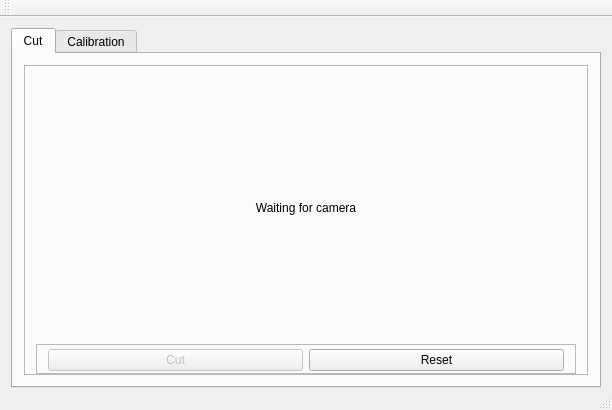
Before: the Qt Designer form mainwindow.ui in quique0194/UmayuxVsss, drawn with Qt 5.
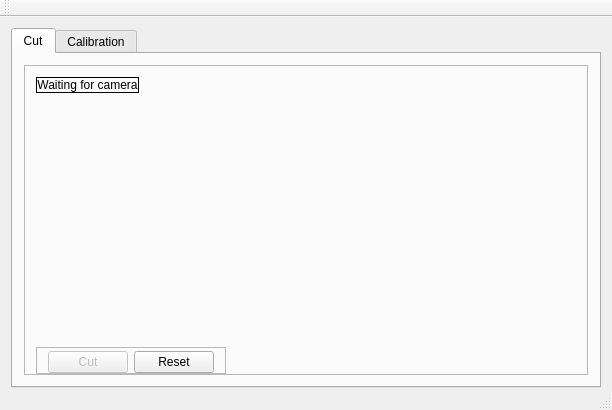
After: the same form once the commit is applied. Custom widgets are drawn as their Qt base class.

```diff
--- a/mainwindow.ui
+++ b/mainwindow.ui
@@ -49,7 +49,7 @@
            <item>
             <widget class="CutVideoWidget" name="cutVideo">
              <property name="sizePolicy">
-              <sizepolicy hsizetype="Preferred" vsizetype="Preferred">
+              <sizepolicy hsizetype="Fixed" vsizetype="Fixed">
                <horstretch>0</horstretch>
                <verstretch>0</verstretch>
               </sizepolicy>
@@ -66,6 +66,9 @@
                <height>330</height>
               </size>
              </property>
+             <property name="frameShape">
+              <enum>QFrame::Box</enum>
+             </property>
              <property name="text">
               <string>Waiting for camera</string>
              </property>
@@ -74,8 +77,27 @@
              </property>
             </widget>
            </item>
+           <item>
+            <spacer name="verticalSpacer">
+             <property name="orientation">
+              <enum>Qt::Vertical</enum>
+             </property>
+             <property name="sizeHint" stdset="0">
+              <size>
+               <width>20</width>
+               <height>40</height>
+              </size>
+             </property>
+            </spacer>
+           </item>
            <item>
             <widget class="QFrame" name="frame_2">
+             <property name="sizePolicy">
+              <sizepolicy hsizetype="Fixed" vsizetype="Preferred">
+               <horstretch>0</horstretch>
+               <verstretch>0</verstretch>
+              </sizepolicy>
+             </property>
              <property name="maximumSize">
               <size>
                <width>16777215</width>
@@ -103,6 +125,12 @@
                 <property name="enabled">
                  <bool>false</bool>
                 </property>
+                <property name="sizePolicy">
+                 <sizepolicy hsizetype="Fixed" vsizetype="Fixed">
+                  <horstretch>0</horstretch>
+                  <verstretch>0</verstretch>
+                 </sizepolicy>
+                </property>
                 <property name="text">
                  <string>Cut</string>
                 </property>
```
